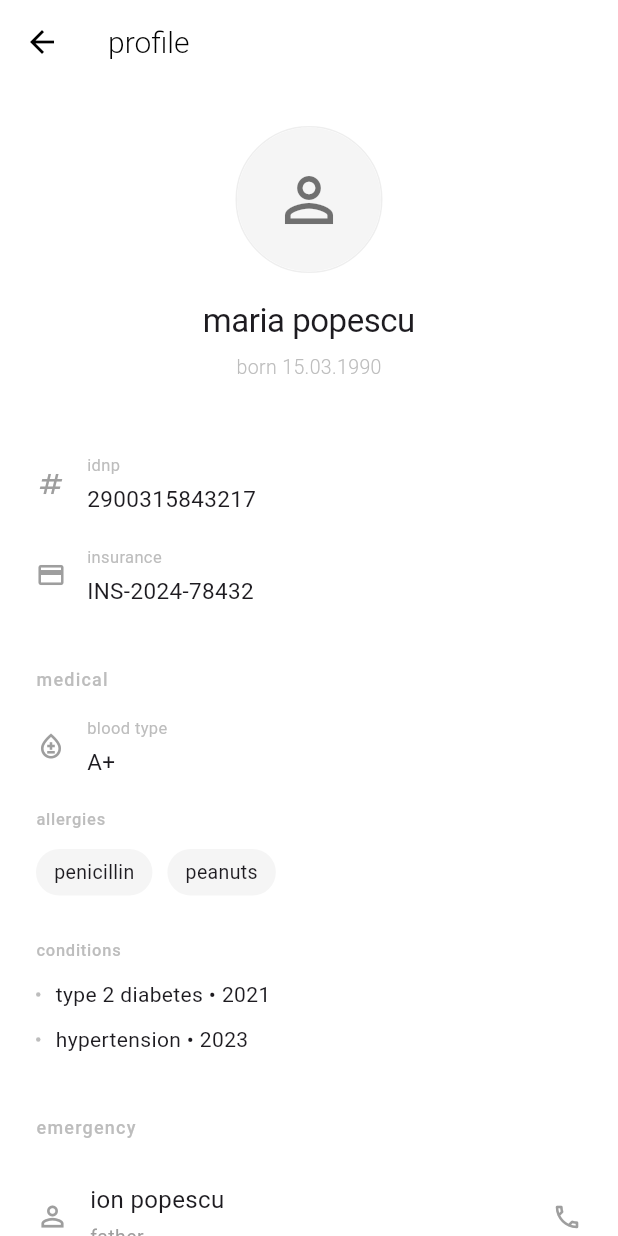
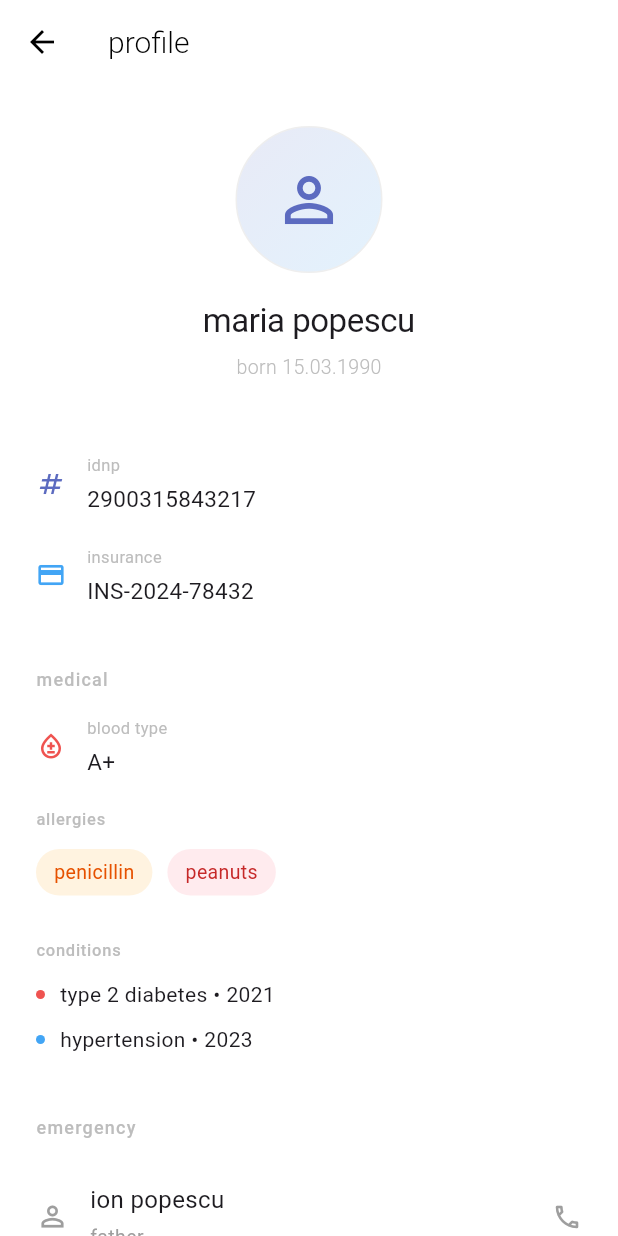
Before and after one commit to gabrikzz/medtrack, a Flutter app: the ProfileScreen screen opened directly, on a phone screen of 412 x 824 dp. Run offline on Flutter 3.47's test engine with Material 3 defaults, Android fonts, the phone set to English and light mode, and no system bars; our stand-ins replace cloud_firestore, file_picker, firebase_auth, firebase_core, firebase_storage, local_auth; accounts and stored records are empty.

Commit message:
Update profile_screen.dart

```diff
--- a/lib/screens/profile_screen.dart
+++ b/lib/screens/profile_screen.dart
@@ -22,20 +22,32 @@ class ProfileScreen extends StatelessWidget {
         child: Column(
           crossAxisAlignment: CrossAxisAlignment.start,
           children: [
-            // header - minimalist
+            // header cu animatie fade in
             const SizedBox(height: 20),
             Center(
+              child: TweenAnimationBuilder(
+                tween: Tween<double>(begin: 0, end: 1),
+                duration: const Duration(milliseconds: 600),
+                curve: Curves.easeOutCubic,
+                builder: (context, double opacity, child) {
+                  return Opacity(opacity: opacity, child: child);
+                },
                 child: Column(
                   children: [
                     Container(
                       decoration: BoxDecoration(
                         shape: BoxShape.circle,
                         border: Border.all(color: Colors.grey[200]!, width: 1),
+                        gradient: const LinearGradient(
+                          begin: Alignment.topLeft,
+                          end: Alignment.bottomRight,
+                          colors: [Color(0xFFE8EAF6), Color(0xFFE3F2FD)],
+                        ),
                       ),
                       child: const CircleAvatar(
                         radius: 48,
-                      backgroundColor: Color(0xFFF5F5F5),
-                      child: Icon(Icons.person_outline, size: 48, color: Colors.black54),
+                        backgroundColor: Colors.transparent,
+                        child: Icon(Icons.person_outline, size: 48, color: Color(0xFF5C6BC0)),
                       ),
                     ),
                     const SizedBox(height: 16),
@@ -51,84 +63,103 @@ class ProfileScreen extends StatelessWidget {
                   ],
                 ),
               ),
+            ),
 
             const SizedBox(height: 48),
 
-            // id & insurance - clean rows
-            _InfoRow(
+            // animatie slide pentru fiecare rand
+            _AnimatedRow(
+              delay: 0,
+              child: _InfoRow(
                 icon: Icons.numbers_outlined,
                 label: "idnp",
                 value: "2900315843217",
+                iconColor: const Color(0xFF5C6BC0),
+              ),
             ),
             const SizedBox(height: 20),
-            _InfoRow(
+            _AnimatedRow(
+              delay: 100,
+              child: _InfoRow(
                 icon: Icons.credit_card_outlined,
                 label: "insurance",
                 value: "INS-2024-78432",
+                iconColor: const Color(0xFF42A5F5),
+              ),
             ),
 
             const SizedBox(height: 40),
 
-            // medical section
-            Text(
+            // sectiune medicala cu animatie
+            _AnimatedRow(
+              delay: 200,
+              child: Text(
                 "medical",
                 style: TextStyle(fontSize: 12, color: Colors.grey[400], fontWeight: FontWeight.w500, letterSpacing: 0.8),
               ),
+            ),
             const SizedBox(height: 16),
-            _InfoRow(
+            _AnimatedRow(
+              delay: 250,
+              child: _InfoRow(
                 icon: Icons.bloodtype_outlined,
                 label: "blood type",
                 value: "A+",
+                iconColor: const Color(0xFFEF5350),
+              ),
             ),
             const SizedBox(height: 20),
 
             // allergies
-            _SectionLabel(label: "allergies"),
+            _AnimatedRow(
+              delay: 300,
+              child: _SectionLabel(label: "allergies"),
+            ),
             const SizedBox(height: 12),
-            Wrap(
+            _AnimatedRow(
+              delay: 350,
+              child: Wrap(
                 spacing: 10,
                 children: const [
-                _MinimalChip(text: "penicillin"),
-                _MinimalChip(text: "peanuts"),
+                  _MinimalChip(text: "penicillin", chipColor: Color(0xFFFFF3E0), textColor: Color(0xFFE65100)),
+                  _MinimalChip(text: "peanuts", chipColor: Color(0xFFFFEBEE), textColor: Color(0xFFC62828)),
                 ],
+              ),
             ),
 
             const SizedBox(height: 28),
 
             // conditions
-            _SectionLabel(label: "conditions"),
+            _AnimatedRow(
+              delay: 400,
+              child: _SectionLabel(label: "conditions"),
+            ),
             const SizedBox(height: 12),
-            const _ConditionItem(text: "type 2 diabetes • 2021"),
-            const SizedBox(height: 10),
-            const _ConditionItem(text: "hypertension • 2023"),
+            _AnimatedRow(
+              delay: 450,
+              child: Column(
+                children: const [
+                  _ConditionItem(text: "type 2 diabetes • 2021", dotColor: Color(0xFFEF5350)),
+                  SizedBox(height: 10),
+                  _ConditionItem(text: "hypertension • 2023", dotColor: Color(0xFF42A5F5)),
+                ],
+              ),
+            ),
 
             const SizedBox(height: 40),
 
-            // emergency contact
-            Text(
+            // emergency contact cu efect de hover
+            _AnimatedRow(
+              delay: 500,
+              child: Text(
                 "emergency",
                 style: TextStyle(fontSize: 12, color: Colors.grey[400], fontWeight: FontWeight.w500, letterSpacing: 0.8),
               ),
+            ),
             const SizedBox(height: 16),
-            Container(
-              padding: const EdgeInsets.symmetric(vertical: 12, horizontal: 0),
-              child: Row(
-                children: [
-                  Icon(Icons.person_outline, size: 22, color: Colors.grey[500]),
-                  const SizedBox(width: 14),
-                  Expanded(
-                    child: Column(
-                      crossAxisAlignment: CrossAxisAlignment.start,
-                      children: const [
-                        Text("ion popescu", style: TextStyle(fontSize: 16, fontWeight: FontWeight.w400)),
-                        SizedBox(height: 4),
-                        Text("father", style: TextStyle(fontSize: 13, color: Colors.grey)),
-                      ],
-                    ),
-                  ),
-                  Icon(Icons.phone_outlined, size: 20, color: Colors.grey[500]),
-                ],
-              ),
+            _AnimatedRow(
+              delay: 550,
+              child: _EmergencyContactCard(),
             ),
 
             const SizedBox(height: 60),
@@ -139,22 +170,51 @@ class ProfileScreen extends StatelessWidget {
   }
 }
 
+// animatie la scroll
+class _AnimatedRow extends StatelessWidget {
+  final Widget child;
+  final int delay;
+
+  const _AnimatedRow({required this.child, required this.delay});
+
+  @override
+  Widget build(BuildContext context) {
+    return TweenAnimationBuilder(
+      tween: Tween<double>(begin: 0, end: 1),
+      duration: const Duration(milliseconds: 500),
+      curve: Curves.easeOutCubic,
+      builder: (context, double opacity, child) {
+        return Opacity(
+          opacity: opacity,
+          child: Transform.translate(
+            offset: Offset(0, 20 * (1 - opacity)),
+            child: child,
+          ),
+        );
+      },
+      child: child,
+    );
+  }
+}
+
 class _InfoRow extends StatelessWidget {
   final IconData icon;
   final String label;
   final String value;
+  final Color iconColor;
 
   const _InfoRow({
     required this.icon,
     required this.label,
     required this.value,
+    this.iconColor = const Color(0xFF9E9E9E),
   });
 
   @override
   Widget build(BuildContext context) {
     return Row(
       children: [
-        Icon(icon, size: 20, color: Colors.grey[500]),
+        Icon(icon, size: 20, color: iconColor),
         const SizedBox(width: 14),
         Expanded(
           child: Column(
@@ -187,20 +247,26 @@ class _SectionLabel extends StatelessWidget {
 
 class _MinimalChip extends StatelessWidget {
   final String text;
+  final Color chipColor;
+  final Color textColor;
 
-  const _MinimalChip({required this.text});
+  const _MinimalChip({
+    required this.text,
+    this.chipColor = const Color(0xFFF5F5F5),
+    this.textColor = Colors.black87,
+  });
 
   @override
   Widget build(BuildContext context) {
     return Container(
       padding: const EdgeInsets.symmetric(horizontal: 12, vertical: 6),
       decoration: BoxDecoration(
-        color: const Color(0xFFF5F5F5),
+        color: chipColor,
         borderRadius: BorderRadius.circular(20),
       ),
       child: Text(
         text,
-        style: const TextStyle(fontSize: 13, fontWeight: FontWeight.w400),
+        style: TextStyle(fontSize: 13, fontWeight: FontWeight.w400, color: textColor),
       ),
     );
   }
@@ -208,17 +274,66 @@ class _MinimalChip extends StatelessWidget {
 
 class _ConditionItem extends StatelessWidget {
   final String text;
+  final Color dotColor;
 
-  const _ConditionItem({required this.text});
+  const _ConditionItem({required this.text, required this.dotColor});
 
   @override
   Widget build(BuildContext context) {
     return Row(
       children: [
-        Container(width: 3, height: 3, decoration: const BoxDecoration(shape: BoxShape.circle, color: Colors.black26)),
+        Container(width: 6, height: 6, decoration: BoxDecoration(shape: BoxShape.circle, color: dotColor)),
         const SizedBox(width: 10),
         Text(text, style: const TextStyle(fontSize: 14, fontWeight: FontWeight.w400)),
       ],
     );
   }
 }
+
+class _EmergencyContactCard extends StatefulWidget {
+  const _EmergencyContactCard();
+
+  @override
+  State<_EmergencyContactCard> createState() => _EmergencyContactCardState();
+}
+
+class _EmergencyContactCardState extends State<_EmergencyContactCard> {
+  bool _isHovered = false;
+
+  @override
+  Widget build(BuildContext context) {
+    return MouseRegion(
+      onEnter: (_) => setState(() => _isHovered = true),
+      onExit: (_) => setState(() => _isHovered = false),
+      child: AnimatedContainer(
+        duration: const Duration(milliseconds: 200),
+        padding: const EdgeInsets.symmetric(vertical: 12, horizontal: 0),
+        decoration: BoxDecoration(
+          border: Border(
+            bottom: BorderSide(
+              color: _isHovered ? const Color(0xFF5C6BC0) : Colors.grey[200]!,
+              width: _isHovered ? 2 : 1,
+            ),
+          ),
+        ),
+        child: Row(
+          children: [
+            Icon(Icons.person_outline, size: 22, color: _isHovered ? const Color(0xFF5C6BC0) : Colors.grey[500]),
+            const SizedBox(width: 14),
+            Expanded(
+              child: Column(
+                crossAxisAlignment: CrossAxisAlignment.start,
+                children: const [
+                  Text("ion popescu", style: TextStyle(fontSize: 16, fontWeight: FontWeight.w400)),
+                  SizedBox(height: 4),
+                  Text("father", style: TextStyle(fontSize: 13, color: Colors.grey)),
+                ],
+              ),
+            ),
+            Icon(Icons.phone_outlined, size: 20, color: _isHovered ? const Color(0xFF5C6BC0) : Colors.grey[500]),
+          ],
+        ),
+      ),
+    );
+  }
+}
```
Lines whose indentation alone changed are shown as unchanged.
